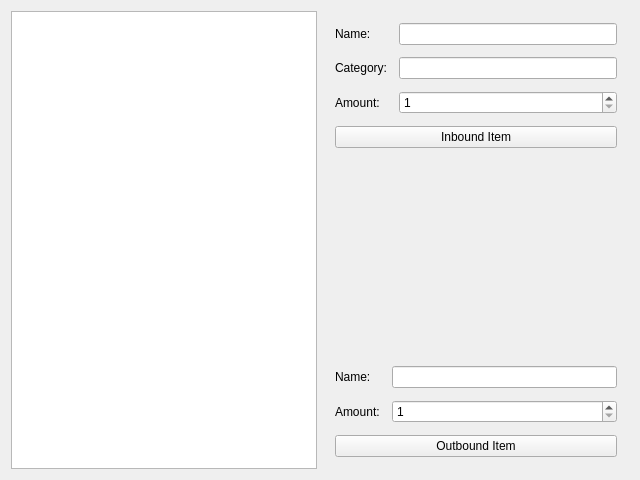
Above: inventorywidget.ui from liolok/Inventory-Management before the change. Below: the same form after it.
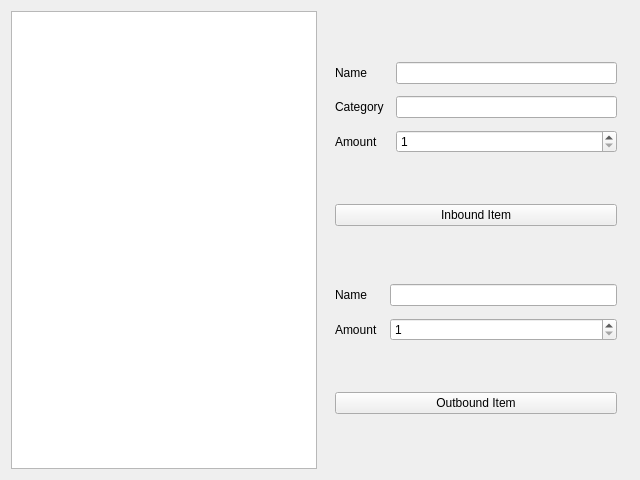
That is the form after the change.

Commit message: adjust naming style in inventory widget

```diff
--- a/inventorywidget.ui
+++ b/inventorywidget.ui
@@ -15,7 +15,7 @@
   </property>
   <layout class="QGridLayout" name="gridLayout_2">
    <item row="0" column="1">
-    <layout class="QVBoxLayout">
+    <layout class="QVBoxLayout" name="verticalLayout">
      <property name="spacing">
       <number>12</number>
      </property>
@@ -43,7 +43,7 @@
        <item row="0" column="0">
         <widget class="QLabel" name="labelInboundName">
          <property name="text">
-          <string>Name:</string>
+          <string>Name</string>
          </property>
         </widget>
        </item>
@@ -57,14 +57,14 @@
        <item row="1" column="0">
         <widget class="QLabel" name="labelInboundCategory">
          <property name="text">
-          <string>Category:</string>
+          <string>Category</string>
          </property>
         </widget>
        </item>
        <item row="2" column="0">
         <widget class="QLabel" name="labelInboundAmount">
          <property name="text">
-          <string>Amount:</string>
+          <string>Amount</string>
          </property>
         </widget>
        </item>
@@ -78,7 +78,7 @@
       </layout>
      </item>
      <item>
-      <widget class="QPushButton" name="inboundButton">
+      <widget class="QPushButton" name="pushButtonInbound">
        <property name="text">
         <string>Inbound Item</string>
        </property>
@@ -88,16 +88,10 @@
       </widget>
      </item>
      <item>
-      <spacer name="verticalSpacer_2">
+      <spacer name="spacer">
        <property name="orientation">
         <enum>Qt::Vertical</enum>
        </property>
-       <property name="sizeHint" stdset="0">
-        <size>
-         <width>20</width>
-         <height>40</height>
-        </size>
-       </property>
       </spacer>
      </item>
      <item>
@@ -105,7 +99,7 @@
        <item row="0" column="0">
         <widget class="QLabel" name="labelOutboundName">
          <property name="text">
-          <string>Name:</string>
+          <string>Name</string>
          </property>
         </widget>
        </item>
@@ -126,14 +120,14 @@
        <item row="1" column="0">
         <widget class="QLabel" name="labelOutboundAmount">
          <property name="text">
-          <string>Amount:</string>
+          <string>Amount</string>
          </property>
         </widget>
        </item>
       </layout>
      </item>
      <item>
-      <widget class="QPushButton" name="outboundButton">
+      <widget class="QPushButton" name="pushButtonOutbound">
        <property name="text">
         <string>Outbound Item</string>
        </property>
```
Left out of the diff: 20 changed lines with no effect on the pictures. The commit also changes 2 other files.
